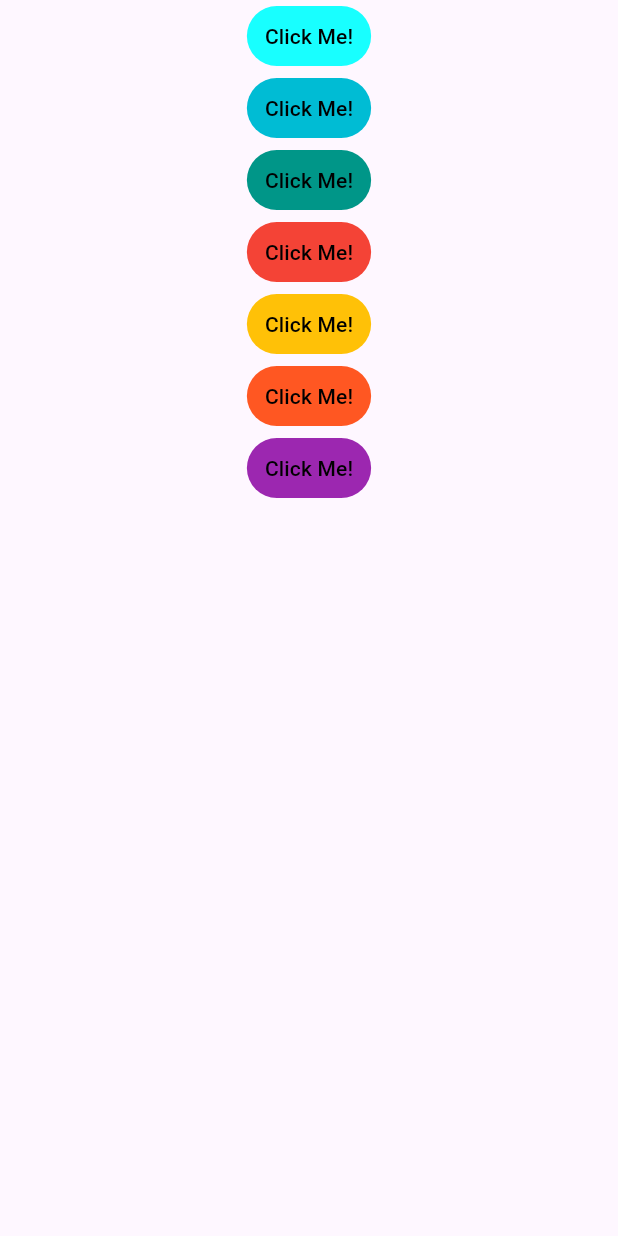
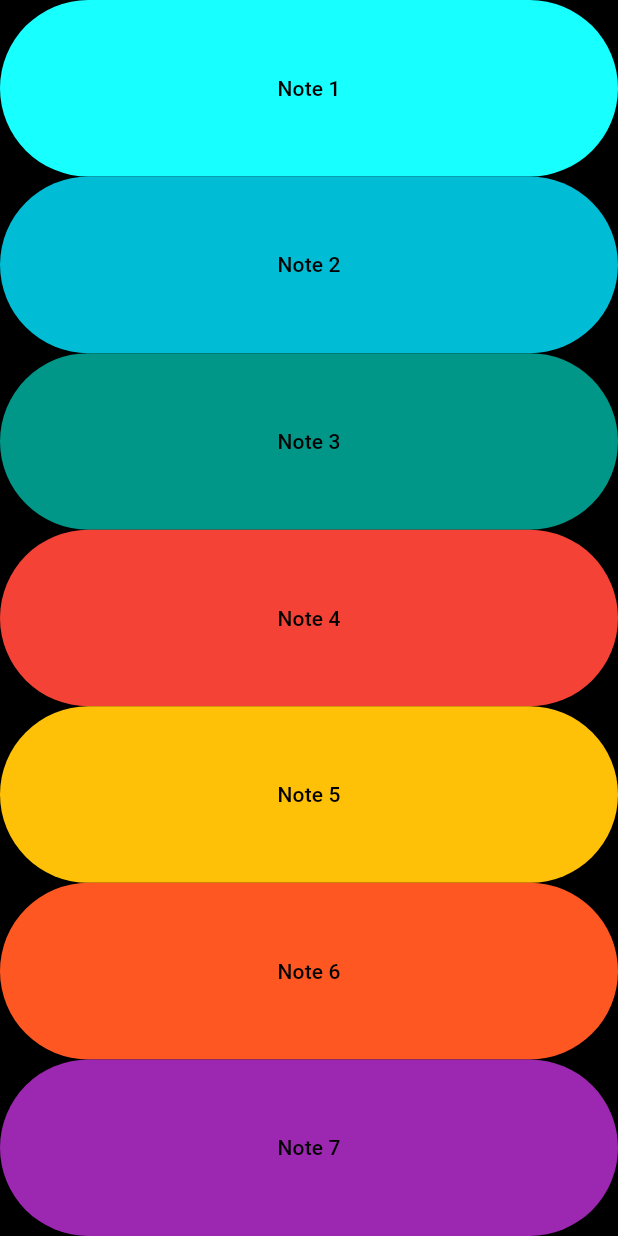
Before and after one commit to carlxxsinenomine/xylophone_app, a Flutter app: the screen it shows after launch, on a phone screen of 412 x 824 dp. Run offline on Flutter 3.47's test engine with Material 3 defaults, Android fonts, the phone set to English and light mode, and no system bars; our stand-ins replace audioplayers.

Commit message:
UPDATE: Improved UI

```diff
--- a/lib/main.dart
+++ b/lib/main.dart
@@ -20,11 +20,16 @@ class XylophoneApp extends StatelessWidget {
   Widget build(BuildContext context) {
     return MaterialApp(
       home: Scaffold(
+        backgroundColor: Colors.black,
         body: SafeArea(
-          child: Center(
           child: Column(
+            mainAxisAlignment: MainAxisAlignment.center,
+            mainAxisSize: MainAxisSize.max,
             children: <Widget>[
-                TextButton(
+              Expanded(
+                child: SizedBox(
+                  width: double.infinity,
+                  child: TextButton(
                     onPressed: () {
                       playSound(1);
                     },
@@ -33,9 +38,14 @@ class XylophoneApp extends StatelessWidget {
                       foregroundColor: Colors.black,
                     ),
                     child:
-                    Text('Click Me!'),
+                      Text('Note 1'),
                   ),
-                TextButton(
+                ),
+              ),
+              Expanded(
+                child: SizedBox(
+                  width: double.infinity,
+                  child: TextButton(
                     onPressed: () {
                       playSound(2);
                     },
@@ -44,9 +54,14 @@ class XylophoneApp extends StatelessWidget {
                       foregroundColor: Colors.black,
                     ),
                     child:
-                  Text('Click Me!'),
+                    Text('Note 2'),
                   ),
-                TextButton(
+                ),
+              ),
+              Expanded(
+                child: SizedBox(
+                  width: double.infinity,
+                  child: TextButton(
                     onPressed: () {
                       playSound(3);
                     },
@@ -55,9 +70,14 @@ class XylophoneApp extends StatelessWidget {
                       foregroundColor: Colors.black,
                     ),
                     child:
-                  Text('Click Me!'),
+                    Text('Note 3'),
                   ),
-                TextButton(
+                ),
+              ),
+              Expanded(
+                child: SizedBox(
+                  width: double.infinity,
+                  child: TextButton(
                     onPressed: () {
                       playSound(4);
                     },
@@ -66,9 +86,14 @@ class XylophoneApp extends StatelessWidget {
                       foregroundColor: Colors.black,
                     ),
                     child:
-                  Text('Click Me!'),
+                    Text('Note 4'),
                   ),
-                TextButton(
+                ),
+              ),
+              Expanded(
+                child: SizedBox(
+                  width: double.infinity,
+                  child: TextButton(
                     onPressed: () {
                       playSound(5);
                     },
@@ -77,9 +102,14 @@ class XylophoneApp extends StatelessWidget {
                       foregroundColor: Colors.black,
                     ),
                     child:
-                  Text('Click Me!'),
+                    Text('Note 5'),
                   ),
-                TextButton(
+                ),
+              ),
+              Expanded(
+                child: SizedBox(
+                  width: double.infinity,
+                  child: TextButton(
                     onPressed: () {
                       playSound(6);
                     },
@@ -88,9 +118,14 @@ class XylophoneApp extends StatelessWidget {
                       foregroundColor: Colors.black,
                     ),
                     child:
-                  Text('Click Me!'),
+                    Text('Note 6'),
                   ),
-                TextButton(
+                ),
+              ),
+              Expanded(
+                child: SizedBox(
+                  width: double.infinity,
+                  child: TextButton(
                     onPressed: () {
                       playSound(7);
                     },
@@ -99,10 +134,11 @@ class XylophoneApp extends StatelessWidget {
                       foregroundColor: Colors.black,
                     ),
                     child:
-                  Text('Click Me!'),
+                    Text('Note 7'),
+                  ),
+                ),
               ),
             ]
-            ),
           ),
         ),
       ),
```
Lines whose indentation alone changed are shown as unchanged.
